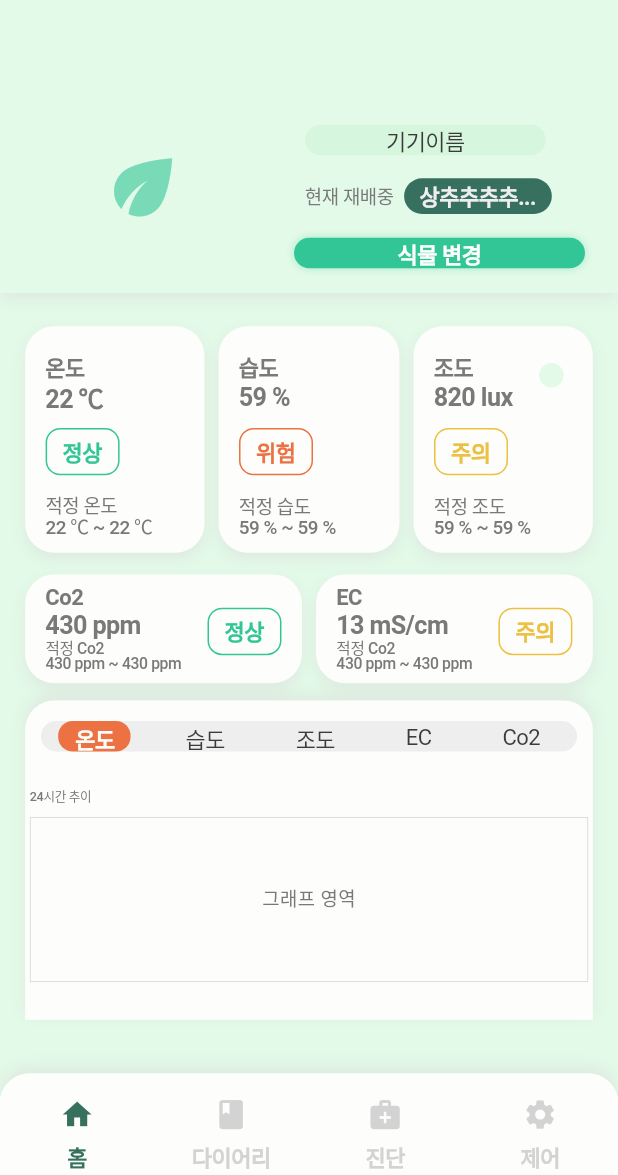
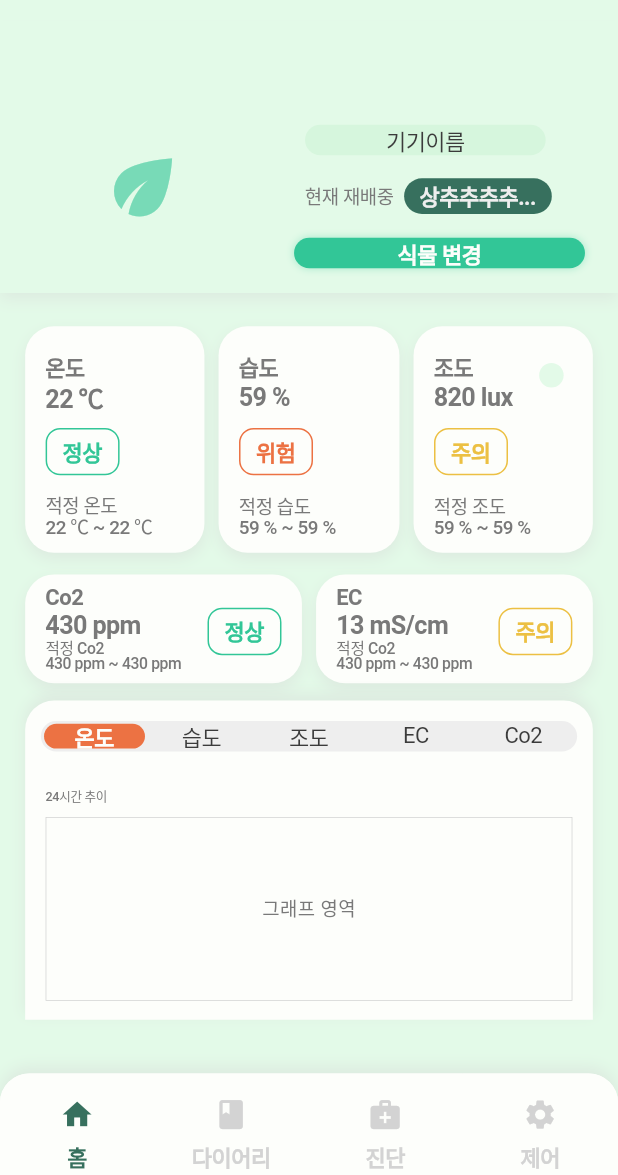
Before and after one commit to wasabi2342/MaumAI_Project, a Flutter app: the HomeScreen screen opened by its route, on a phone screen of 412 x 824 dp, the part 61-1236 px from its top. Run offline on Flutter 3.47's test engine with Material 3 defaults, Android fonts, the phone set to English and light mode, and no system bars; our stand-ins replace cached_network_image, flutter_svg; Roboto replaces fonts that are missing (Pretendard).

Commit message:
Update home_screen.dart

```diff
--- a/lib/presentation/home_screen/home_screen.dart
+++ b/lib/presentation/home_screen/home_screen.dart
@@ -12,6 +12,15 @@ class HomeScreen extends StatefulWidget {
 
 class _HomeScreenState extends State<HomeScreen> {
   int _selectedTab = 0; // 0: 온도, 1: 습도, 2: 조도, 3: EC, 4: Co2
+
+  // 각 탭의 색상 정의
+  final List<Color> _tabColors = [
+    Color(0xFFEC7243), // 온도 - 빨간색
+    Color(0xFF32C697), // 습도 - 민트색
+    Color(0xFFECC043), // 조도 - 노란색
+    Color(0xFF32C697), // EC - 민트색
+    Color(0xFF797979), // Co2 - 회색
+  ];
 
   @override
   Widget build(BuildContext context) {
@@ -292,61 +301,30 @@ class _HomeScreenState extends State<HomeScreen> {
                         ),
                       ],
                     ),
-                    child: Stack(
+                    child: Column(
                       children: [
                         // 탭 바
-                        Positioned(
-                          left: 10.w,
-                          top: 14.h,
-                          child: Container(
-                            width: 341.w,
+                        Container(
+                          margin: EdgeInsets.only(left: 10.w, right: 10.w, top: 14.h),
                           height: 21.h,
                           decoration: BoxDecoration(
                             color: Color(0xFFEEEEEE),
                             borderRadius: BorderRadius.circular(50),
                           ),
-                            child: Stack(
+                          child: Row(
                             children: [
-                                // 선택된 탭 배경
-                                Positioned(
-                                  left: 11.w,
-                                  top: 0,
-                                  child: Container(
-                                    width: 46.w,
-                                    height: 21.h,
-                                    decoration: BoxDecoration(
-                                      color: Color(0xFFEC7243),
-                                      borderRadius: BorderRadius.circular(10.h),
-                                    ),
-                                  ),
-                                ),
-                                // 탭 텍스트들
-                                Positioned(
-                                  left: 22.w,
-                                  top: 4.h,
-                                  child: Row(
-                                    mainAxisSize: MainAxisSize.min,
-                                    spacing: 45.w,
-                                    children: [
-                                      _buildTabText('온도', true),
-                                      _buildTabText('습도', false),
-                                      _buildTabText('조도', false),
-                                      _buildTabText('EC', false),
-                                      _buildTabText('Co2', false),
+                              _buildTabButton('온도', 0),
+                              _buildTabButton('습도', 1),
+                              _buildTabButton('조도', 2),
+                              _buildTabButton('EC', 3),
+                              _buildTabButton('Co2', 4),
                             ],
                           ),
                         ),
-                              ],
-                            ),
-                          ),
-                        ),
                         // 그래프 영역
-                        Positioned(
-                          left: 3.w,
-                          top: 61.h,
-                          child: Container(
-                            width: 355.w,
-                            height: 133.h,
+                        Expanded(
+                          child: Padding(
+                            padding: EdgeInsets.only(left: 13.w, right: 13.w, top: 26.h, bottom: 13.h),
                             child: Column(
                               crossAxisAlignment: CrossAxisAlignment.start,
                               children: [
@@ -398,6 +376,42 @@ class _HomeScreenState extends State<HomeScreen> {
       ),
       bottomNavigationBar: CustomBottomNavBar(
         activeRoute: AppRoutes.homeScreen,
+      ),
+    );
+  }
+
+  /// 탭 버튼 (개선된 버전)
+  Widget _buildTabButton(String label, int index) {
+    bool isSelected = _selectedTab == index;
+
+    return Expanded(
+      child: InkWell(
+        onTap: () {
+          setState(() {
+            _selectedTab = index;
+          });
+        },
+        child: AnimatedContainer(
+          duration: Duration(milliseconds: 200),
+          margin: EdgeInsets.symmetric(horizontal: 2.w, vertical: 2.h),
+          decoration: BoxDecoration(
+            color: isSelected ? _tabColors[index] : Colors.transparent,
+            borderRadius: BorderRadius.circular(10.h),
+          ),
+          child: Center(
+            child: Text(
+              label,
+              style: TextStyle(
+                color: isSelected ? Color(0xFFFDFEFB) : Color(0xFF3B3B3B),
+                fontSize: 14.fSize,
+                fontFamily: 'Pretendard',
+                fontWeight: isSelected ? FontWeight.w600 : FontWeight.w400,
+                height: 1,
+                letterSpacing: -0.35,
+              ),
+            ),
+          ),
+        ),
       ),
     );
   }
@@ -673,19 +687,4 @@ class _HomeScreenState extends State<HomeScreen> {
       ),
     );
   }
-
-  /// 탭 텍스트
-  Widget _buildTabText(String text, bool isSelected) {
-    return Text(
-      text,
-      style: TextStyle(
-        color: isSelected ? Color(0xFFFDFEFB) : Color(0xFF3B3B3B),
-        fontSize: 14.fSize,
-        fontFamily: 'Pretendard',
-        fontWeight: isSelected ? FontWeight.w600 : FontWeight.w400,
-        height: 1,
-        letterSpacing: -0.35,
-      ),
-    );
 }
-}
```
Lines whose indentation alone changed are shown as unchanged.
